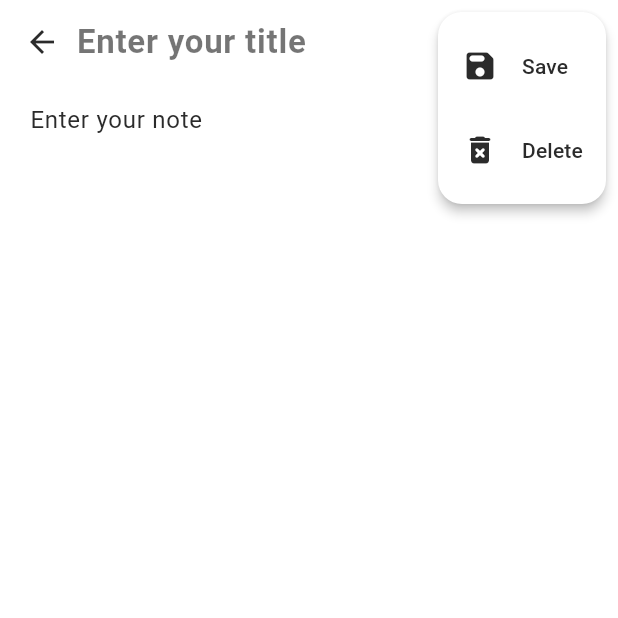
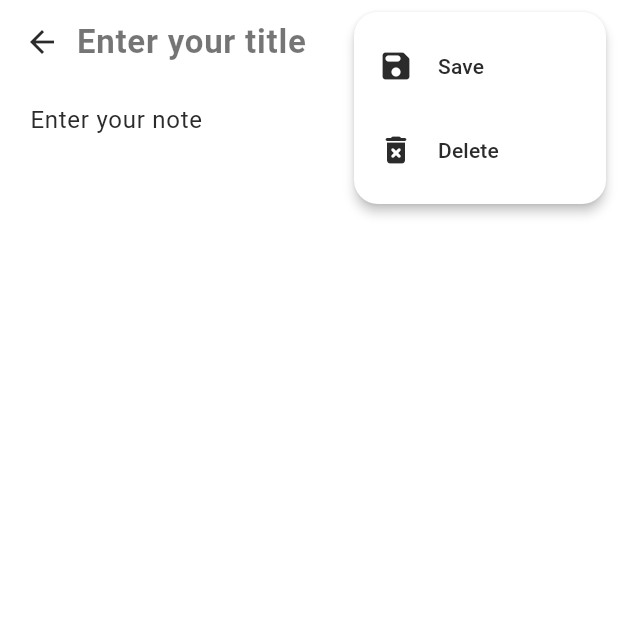
Before and after one commit to userkace/neurorite, a Flutter app: the NotePage screen opened directly, after a tap on the "more vert" icon, on a phone screen of 412 x 824 dp, the top half of it. Run offline on Flutter 3.47's test engine with Material 3 defaults, Android fonts, the phone set to English and light mode, and no system bars; our stand-ins replace shared_preferences; accounts and stored records are empty.

Commit message:
fix padding

```diff
--- a/lib/note.dart
+++ b/lib/note.dart
@@ -115,7 +115,7 @@ class _NotePageState extends State<NotePage> {
               itemBuilder: (BuildContext context) {
                 return [
                   PopupMenuItem(
-                    padding: const EdgeInsets.fromLTRB(16, 0, 8, 0),
+                    padding: const EdgeInsets.symmetric(horizontal: 16, vertical: 0),
                     value: 'save',
                     child: ListTile(
                       leading: const Icon(Icons.save_rounded),
@@ -126,7 +126,7 @@ class _NotePageState extends State<NotePage> {
                     ),
                   ),
                   PopupMenuItem(
-                    padding: const EdgeInsets.fromLTRB(16, 0, 8, 0),
+                    padding: const EdgeInsets.symmetric(horizontal: 16, vertical: 0),
                     value: 'delete',
                     child: ListTile(
                       leading: const Icon(Icons.delete_forever_rounded),
```
